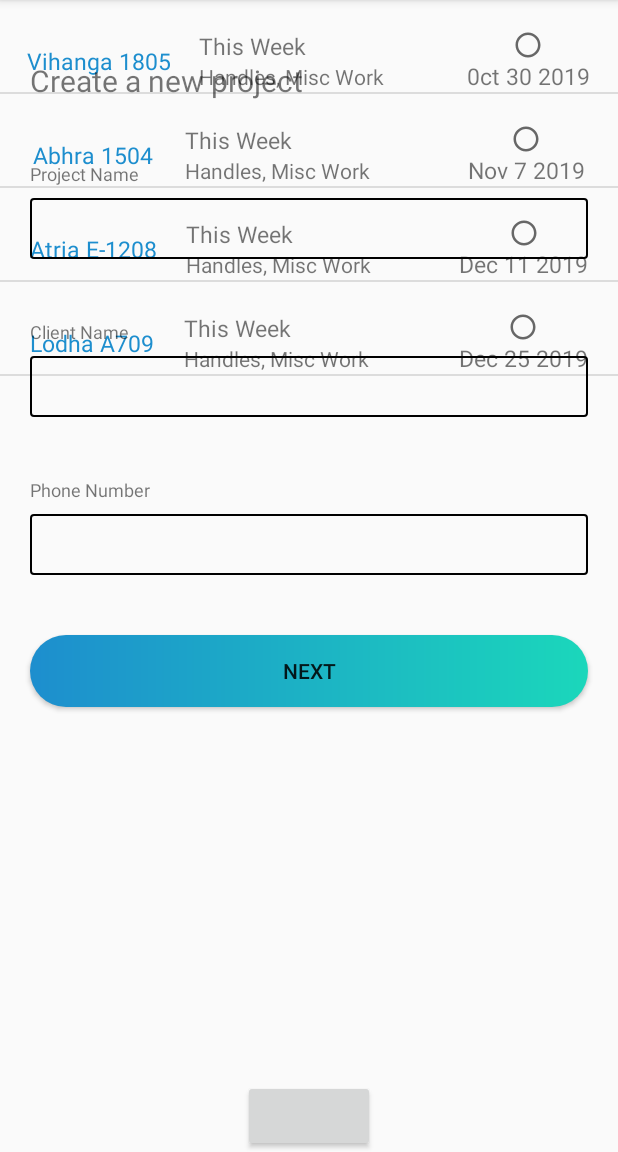
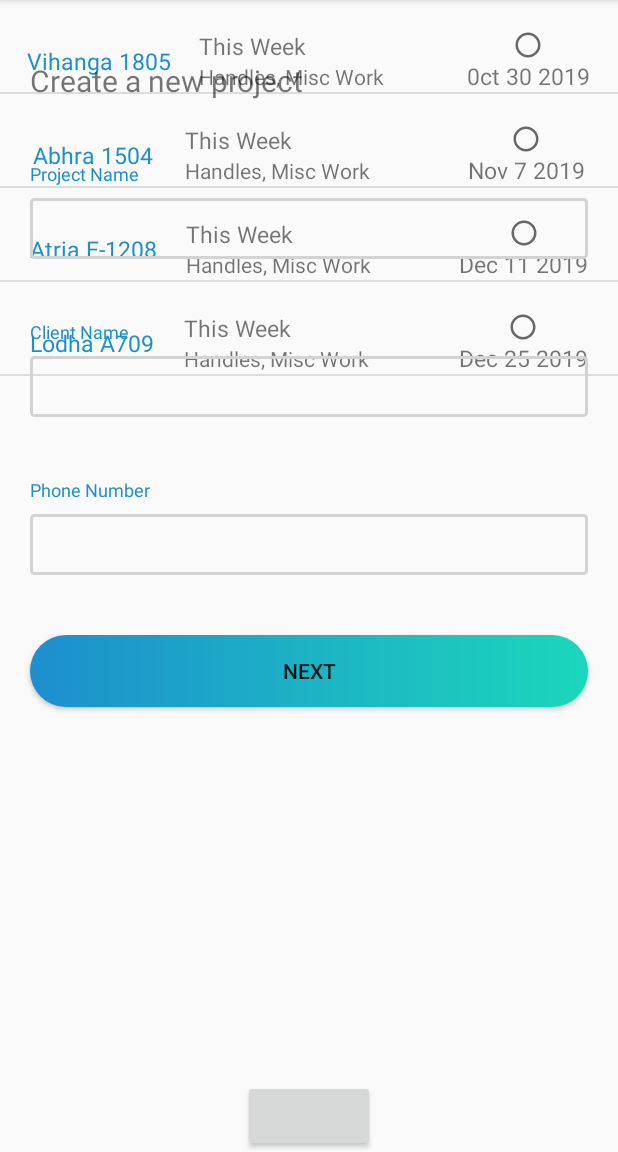
Before and after one commit to skkryptgames/SMAR, an Android app: the fragment CreateNewProjectFragment placed in its activity, on a phone screen of 412 x 824 dp, the part 84-1236 px from its top. Run offline under Robolectric (Android 15) with nearby library versions, the light colour scheme and no system bars; our stand-ins replace CircleImageView.

Commit message:
smar-one

```diff
--- a/app/src/main/res/drawable/edittext_border.xml
+++ b/app/src/main/res/drawable/edittext_border.xml
@@ -2,7 +2,7 @@
 <shape xmlns:android="http://schemas.android.com/apk/res/android"
     android:thickness="0dp"
     android:shape="rectangle">
-    <stroke android:width="1dp"  />
+    <stroke android:width="2dp"  android:color="@color/gray" />
     <corners android:radius="2dp"/>
     <padding android:left="2dp" android:top="2dp" android:right="2dp"
         android:bottom="2dp">
--- a/app/src/main/res/layout/create_new_project_layout.xml
+++ b/app/src/main/res/layout/create_new_project_layout.xml
@@ -23,7 +23,8 @@
     android:layout_marginTop="40dp"
     android:layout_marginStart="20dp"
     android:text="Project Name"
-    android:textSize="12sp"/>
+    android:textSize="12sp"
+        android:textColor="@color/blue"/>
     <EditText
         android:id="@+id/smar_edittext_projectname"
         android:layout_width="match_parent"
@@ -44,7 +45,8 @@
         android:layout_marginTop="40dp"
         android:layout_marginStart="20dp"
         android:text="Client Name"
-        android:textSize="12sp"/>
+        android:textSize="12sp"
+        android:textColor="@color/blue"/>
     <EditText
         android:id="@+id/smar_edittext_clientname"
         android:layout_width="match_parent"
@@ -66,7 +68,8 @@
         android:layout_marginTop="40dp"
         android:layout_marginStart="20dp"
         android:text="Phone Number"
-        android:textSize="12sp"/>
+        android:textSize="12sp"
+        android:textColor="@color/blue"/>
     <EditText
         android:id="@+id/smar_edittext_phonenumber"
         android:layout_width="match_parent"
--- a/app/src/main/res/layout/project_end_date_layout.xml
+++ b/app/src/main/res/layout/project_end_date_layout.xml
@@ -14,7 +14,7 @@
     <View
         android:layout_width="match_parent"
         android:layout_height="2dp"
-        android:background="@color/cardview_dark_background"/>
+        android:background="@color/gray"/>
 
     <Button
         android:id="@+id/smar_button_enddatenext"
--- a/app/src/main/res/layout/project_modules_layout.xml
+++ b/app/src/main/res/layout/project_modules_layout.xml
@@ -65,10 +65,10 @@
         android:layout_width="match_parent"
         android:layout_height="2dp"
         android:layout_below="@+id/smar_textview_startdate"
-        android:background="@color/cardview_dark_background"
+        android:background="@color/gray"
         android:layout_marginTop="8dp"/>
 
-    <RadioButton
+    <ImageView
         android:id="@+id/smar_radiobutton"
         android:layout_width="wrap_content"
         android:layout_height="wrap_content"
--- a/app/src/main/res/layout/project_start_date_layout.xml
+++ b/app/src/main/res/layout/project_start_date_layout.xml
@@ -14,7 +14,7 @@
     <View
         android:layout_width="match_parent"
         android:layout_height="2dp"
-        android:background="@color/cardview_dark_background"/>
+        android:background="@color/gray"/>
 
     <Button
         android:id="@+id/smar_button_startdatenext"
```
